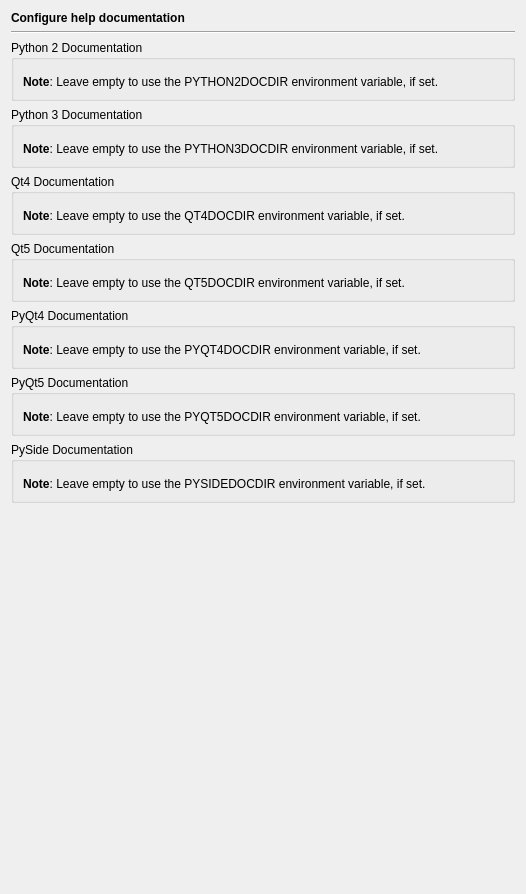
Above: Preferences/ConfigurationPages/HelpDocumentationPage.ui from pycom/EricShort before the change. Below: the same form after it.
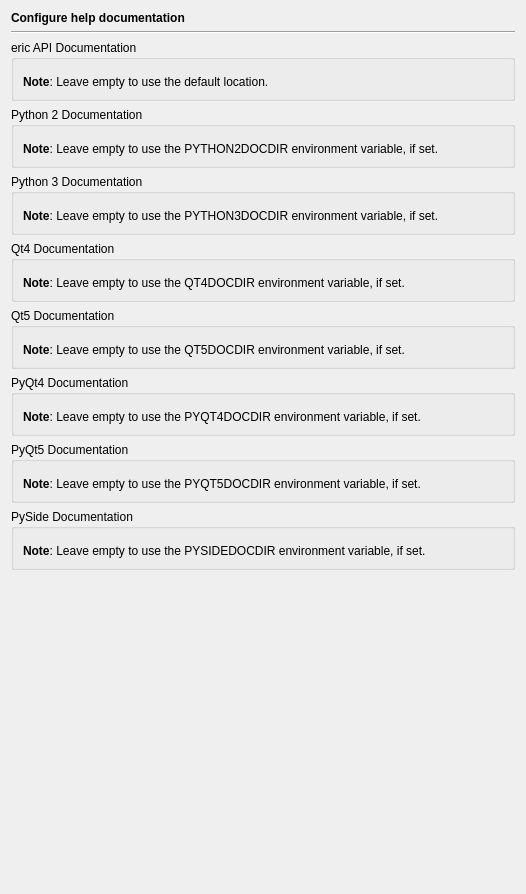
That is the form after the change. Custom widgets are drawn as their Qt base class.

Commit message: Added a configuration entry for the eric API documentation to the Help Documents configuration page.

```diff
--- a/Preferences/ConfigurationPages/HelpDocumentationPage.ui
+++ b/Preferences/ConfigurationPages/HelpDocumentationPage.ui
@@ -31,6 +31,41 @@
      </property>
     </widget>
    </item>
+   <item>
+    <widget class="QGroupBox" name="groupBox_9">
+     <property name="title">
+      <string>eric API Documentation</string>
+     </property>
+     <layout class="QVBoxLayout" name="verticalLayout_9">
+      <item>
+       <widget class="E5PathPicker" name="ericDocDirPicker" native="true">
+        <property name="sizePolicy">
+         <sizepolicy hsizetype="Expanding" vsizetype="Preferred">
+          <horstretch>0</horstretch>
+          <verstretch>0</verstretch>
+         </sizepolicy>
+        </property>
+        <property name="focusPolicy">
+         <enum>Qt::StrongFocus</enum>
+        </property>
+        <property name="toolTip">
+         <string>Enter the eric documentation directory</string>
+        </property>
+       </widget>
+      </item>
+      <item>
+       <widget class="QLabel" name="textLabel1_8_2_2_6">
+        <property name="text">
+         <string>&lt;b&gt;Note&lt;/b&gt;: Leave empty to use the default location.</string>
+        </property>
+        <property name="wordWrap">
+         <bool>true</bool>
+        </property>
+       </widget>
+      </item>
+     </layout>
+    </widget>
+   </item>
    <item>
     <widget class="QGroupBox" name="groupBox_5">
      <property name="title">
```
Left out of the diff: 10 changed lines with no effect on the pictures. The commit also changes 14 other files.
